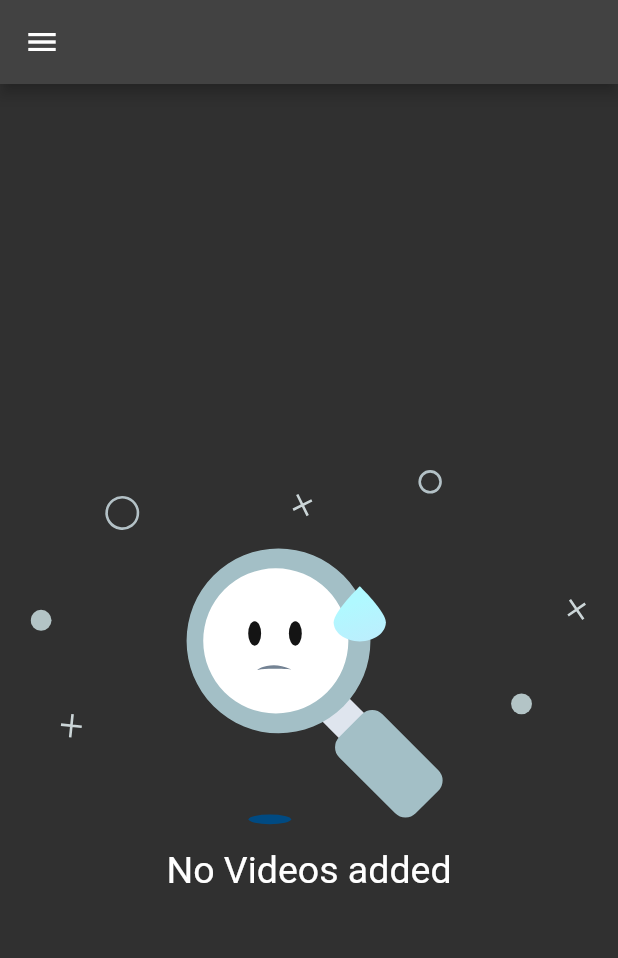
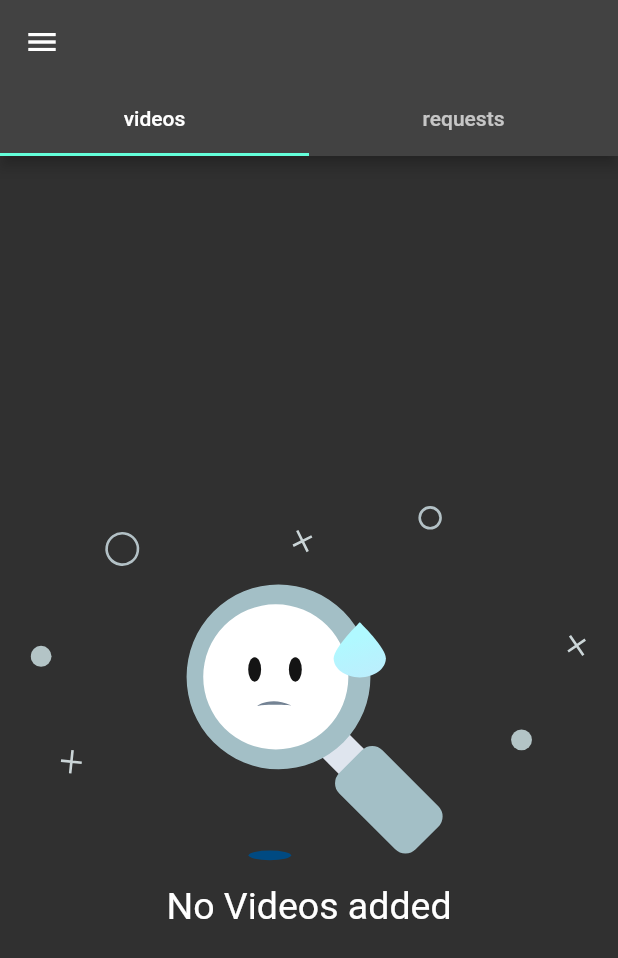
Before and after one commit to shanuNanminda/virtual-workshop-salafi, a Flutter app: the MechanicHomePage screen opened directly, on a phone screen of 412 x 824 dp. Shown: the top 958 px of the screen. Run offline on Flutter 3.47's test engine with Material 2 defaults, Android fonts, the light colour scheme and no system bars; our stand-ins replace carousel_slider, fluttertoast, location, lottie, shared_preferences, webview_flutter; accounts and stored records are empty.

Commit message:
bug fixes

```diff
--- a/lib/constants.dart
+++ b/lib/constants.dart
@@ -8,8 +8,8 @@ class Constants {
 
   static String baseUrl = 'http://192.168.68.172:8000/';
 
-  static List<Map<String, String>> youtubeLinks = [
-    {'name': 'pixel 7', 'url': 'https://www.youtube.com/watch?v=gt0HN1YTVpU'},
-    {'name': 'flutter', 'url': 'https://www.youtube.com/watch?v=Gyf807q3mro'},
-  ];
+  // static List<Map<String, String>> youtubeLinks = [
+  //   {'name': 'pixel 7', 'url': 'https://www.youtube.com/watch?v=gt0HN1YTVpU'},
+  //   {'name': 'flutter', 'url': 'https://www.youtube.com/watch?v=Gyf807q3mro'},
+  // ];
 }
--- a/lib/screens/mechanic_auth_page.dart
+++ b/lib/screens/mechanic_auth_page.dart
@@ -212,15 +212,15 @@ class _AuthPageState extends State<WorkshopAuthPage> {
                   Padding(
                     padding: const EdgeInsets.symmetric(vertical: 10),
                     child: TextFormField(
-                      maxLines: 4,
+                      // maxLines: 4,
                       validator: (v) {
                         if (v!.isEmpty) {
-                          return 'enter address';
+                          return 'enter field of expertise';
                         }
                       },
                       controller: addressController,
                       decoration: InputDecoration(
-                        label: Text('address'),
+                        label: Text('field of expertise'),
                         border: OutlineInputBorder(),
                       ),
                     ),
--- a/lib/screens/mechanic_home_page.dart
+++ b/lib/screens/mechanic_home_page.dart
@@ -4,6 +4,7 @@ import 'package:virtual_workshop/services/http_services.dart';
 import 'package:virtual_workshop/widgets/mechanic_drawer.dart';
 
 import '../constants.dart';
+import '../widgets/requets_list.dart';
 import '../widgets/youtube_videos_list.dart';
 
 class MechanicHomePage extends StatelessWidget {
@@ -15,13 +16,26 @@ class MechanicHomePage extends StatelessWidget {
 
   @override
   Widget build(BuildContext context) {
-    return Scaffold(
-      appBar: AppBar(),
+    return DefaultTabController(
+      length: 2,
+      child: Scaffold(
+        appBar: AppBar(
+          bottom:  const TabBar(tabs: [
+            Tab(
+              text: 'videos',
+            ),
+            Tab(
+              text: 'requests',
+            ),
+          ]),
+        ),
         drawer: MechanicDrawer(),
-      body: FutureBuilder(builder: (context, snapshot) {
+        body: TabBarView(
+          children: [
+            FutureBuilder(builder: (context, snapshot) {
               if (snapshot.hasData) {
                 return YoutubeVideosList(
-            videos: Constants.youtubeLinks,
+
                 );
               } else {
                 return Center(
@@ -29,12 +43,19 @@ class MechanicHomePage extends StatelessWidget {
                     mainAxisAlignment: MainAxisAlignment.center,
                     children: [
                       Lottie.asset('assets/no_data.json'),
-                Text('No Videos added',style: TextStyle(fontSize: 25),)
+                      Text(
+                        'No Videos added',
+                        style: TextStyle(fontSize: 25),
+                      )
                     ],
                   ),
                 );
               }
             }),
+            RequestsList(),
+          ],
+        ),
+      ),
     );
   }
 }
--- a/lib/screens/user_home_page.dart
+++ b/lib/screens/user_home_page.dart
@@ -31,7 +31,7 @@ class UserHomePage extends StatelessWidget {
         ),
         body: TabBarView(children: [
         NearestMechanicsList(),
-          YoutubeVideosList(videos: Constants.youtubeLinks),
+          YoutubeVideosList(),
         ]),
       ),
     );
--- a/lib/widgets/youtube_videos_list.dart
+++ b/lib/widgets/youtube_videos_list.dart
@@ -7,9 +7,9 @@ import '../constants.dart';
 import '../screens/youtube_video_webview.dart';
 
 class YoutubeVideosList extends StatelessWidget {
-   YoutubeVideosList({super.key,required this.videos});
+   YoutubeVideosList({super.key});
 
-  List<Map> videos;
+
 
 
 
@@ -22,7 +22,7 @@ class YoutubeVideosList extends StatelessWidget {
           return Center(child: CircularProgressIndicator());
         }else if(snap.hasData) {
         return ListView.builder(
-          itemCount: Constants.youtubeLinks.length,
+          itemCount: snap.data.length,
           itemBuilder: (_, index) {
             return InkWell(
               onTap: () {
```
Also changed, not shown: lib/widgets/nearest_mechanics_list.dart (+22 -10 lines), lib/widgets/requets_list.dart (added, +31 -0 lines). Lines whose indentation alone changed are shown as unchanged.
